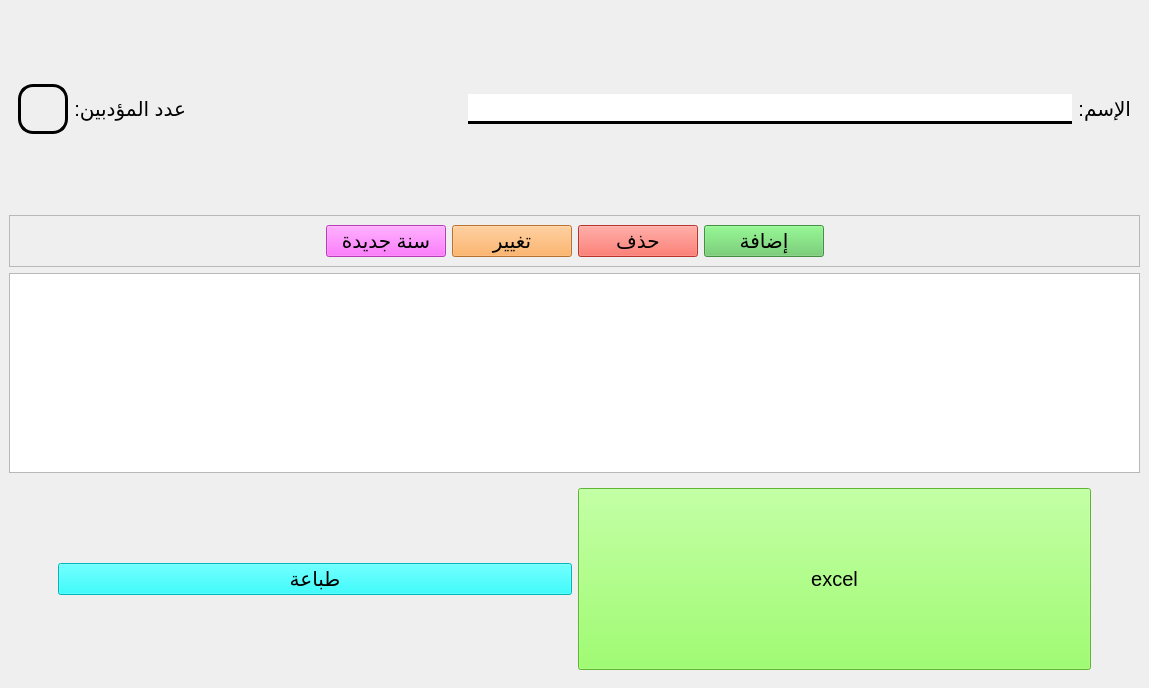
This is app/ui/teacher/teacher.ui in yahiab05/student-managment-v2.0 as Qt 5 draws it before an edit. The edited form follows.
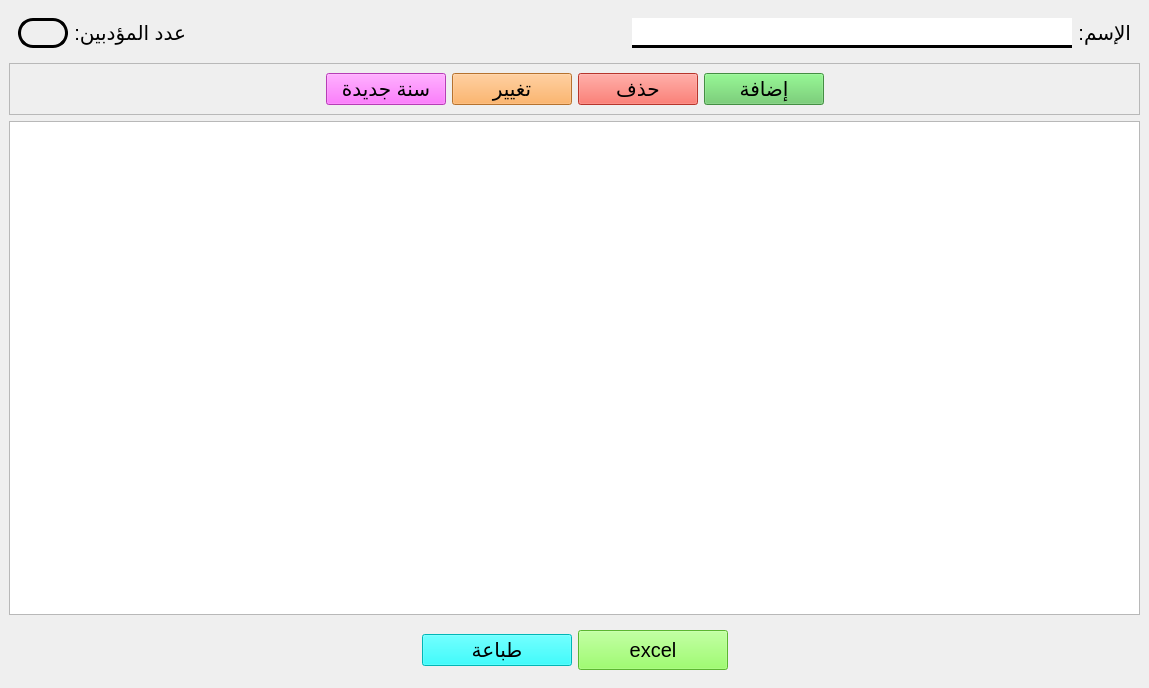
This is the edited form.

What changed in the file:
```diff
--- a/app/ui/teacher/teacher.ui
+++ b/app/ui/teacher/teacher.ui
@@ -44,8 +44,14 @@
       <number>2</number>
      </property>
      <layout class="QVBoxLayout" name="verticalLayout">
-      <item>
+      <item alignment="Qt::AlignTop">
        <widget class="QFrame" name="frame_12">
+        <property name="sizePolicy">
+         <sizepolicy hsizetype="Preferred" vsizetype="Fixed">
+          <horstretch>0</horstretch>
+          <verstretch>0</verstretch>
+         </sizepolicy>
+        </property>
         <property name="frameShape">
          <enum>QFrame::NoFrame</enum>
         </property>
@@ -92,9 +98,12 @@
          </item>
          <item>
           <spacer name="horizontalSpacer_3">
+           <property name="orientation">
+            <enum>Qt::Horizontal</enum>
+           </property>
            <property name="sizeHint" stdset="0">
             <size>
-             <width>276</width>
+             <width>20</width>
              <height>20</height>
             </size>
            </property>
@@ -336,10 +345,13 @@
         <layout class="QHBoxLayout" name="horizontalLayout_5">
          <item>
           <spacer name="horizontalSpacer_5">
+           <property name="orientation">
+            <enum>Qt::Horizontal</enum>
+           </property>
            <property name="sizeHint" stdset="0">
             <size>
-             <width>40</width>
-             <height>20</height>
+             <width>20</width>
+             <height>40</height>
             </size>
            </property>
           </spacer>
@@ -400,10 +412,13 @@
          </item>
          <item>
           <spacer name="horizontalSpacer_4">
+           <property name="orientation">
+            <enum>Qt::Horizontal</enum>
+           </property>
            <property name="sizeHint" stdset="0">
             <size>
-             <width>40</width>
-             <height>20</height>
+             <width>20</width>
+             <height>40</height>
             </size>
            </property>
           </spacer>
```
